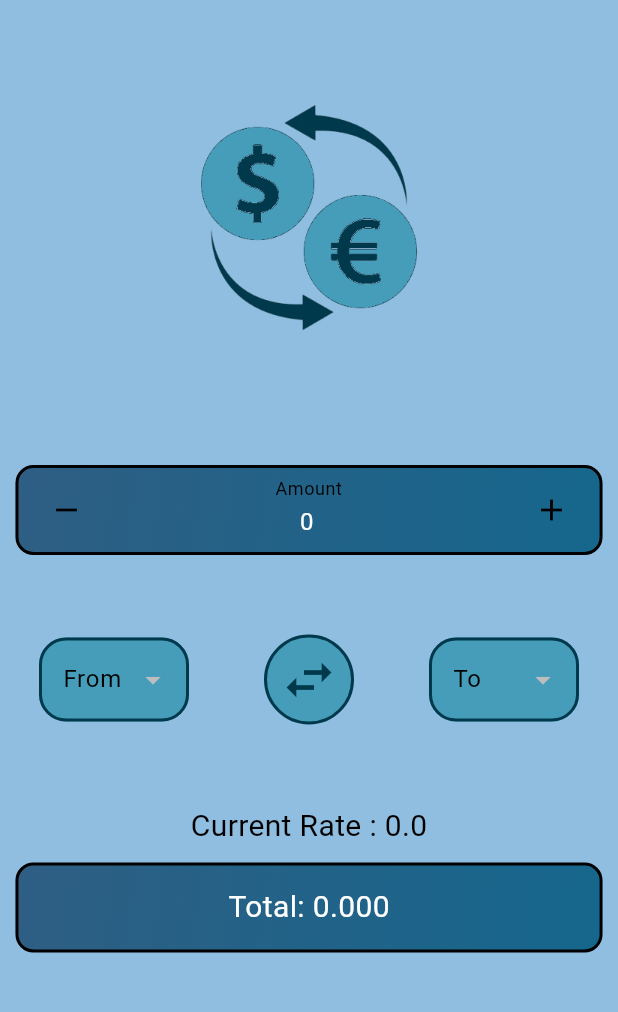
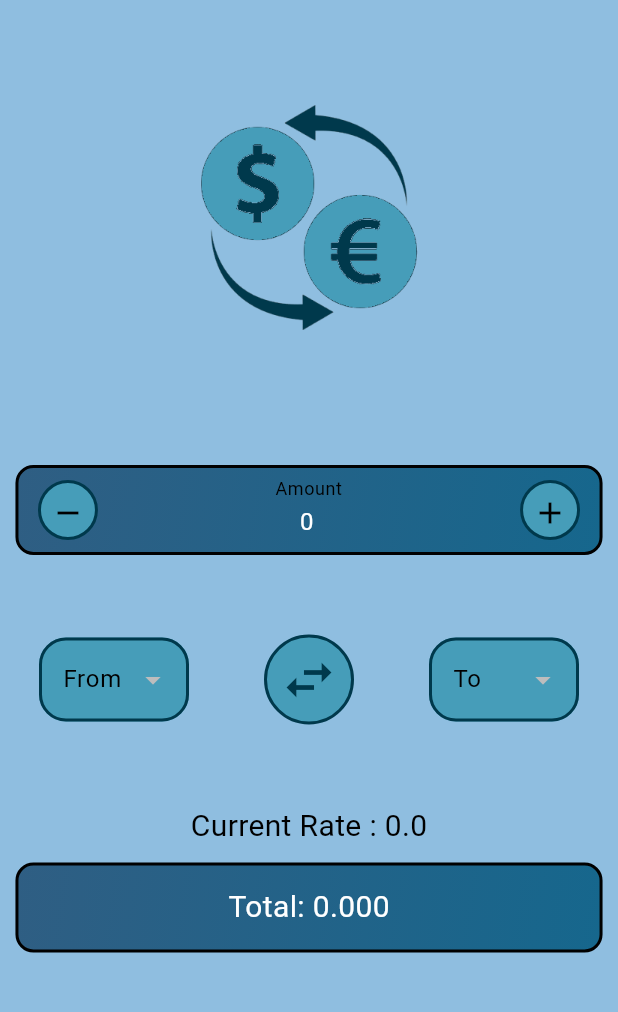
Before and after one commit to dhruv-developer-13/currency_converter, a Flutter app: the screen it shows after launch, on a phone screen of 412 x 824 dp, the part 84-1096 px from its top. Run offline on Flutter 3.47's test engine with Material 3 defaults, Android fonts, the phone set to English and light mode, and no system bars; network calls fail.

Commit message:
added background circle to the increment and decrement icons

```diff
--- a/lib/widgets/amount_input.dart
+++ b/lib/widgets/amount_input.dart
@@ -59,13 +59,26 @@ class _AmountState extends State<Amount> {
       ),
       child: Row(
         children: [
+          Container( // Container for the button
+            width: 50,
+            height: 40,
+            decoration: BoxDecoration(
+              shape: BoxShape.circle,
+              color:  const Color(0xFF469DB9),
+              border: Border.all(
+                color: const Color(0xFF00394C),
+                width: 2,
+                ),
+              ),
+
           // Decrement Button
-          IconButton(
+          child:IconButton(
             icon: const Icon(
               Icons.remove, // Minus icon
               color:  Colors.black, // Black color for icon
               ),
             onPressed: _decrement,
+          ),
           ),
           // Amount TextField
           Expanded(
@@ -83,13 +96,26 @@ class _AmountState extends State<Amount> {
               onChanged: widget.onChanged,
             ),
           ),
+
           // Increment Button
-          IconButton(
-            icon: const Icon (
+          Container( // Container for the button
+            width: 50,
+            height: 40,
+            decoration: BoxDecoration(
+              shape: BoxShape.circle,
+              color:  const Color(0xFF469DB9),
+              border: Border.all(
+                color: const Color(0xFF00394C),
+                width: 2,
+                ),
+              ),
+            child:IconButton(
+              icon: const Icon (
               Icons.add, // Plus icon
               color:  Colors.black, // Black color for icon
               ),
             onPressed: _increment,
+            ),
           ),
         ],
       ),
```
